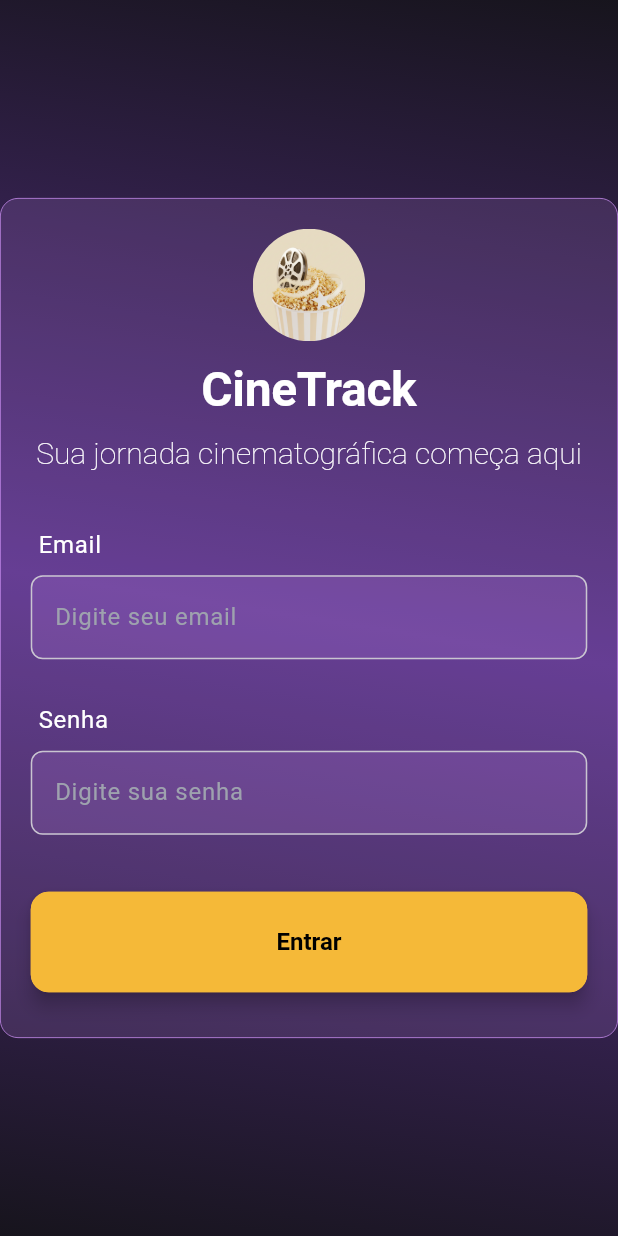
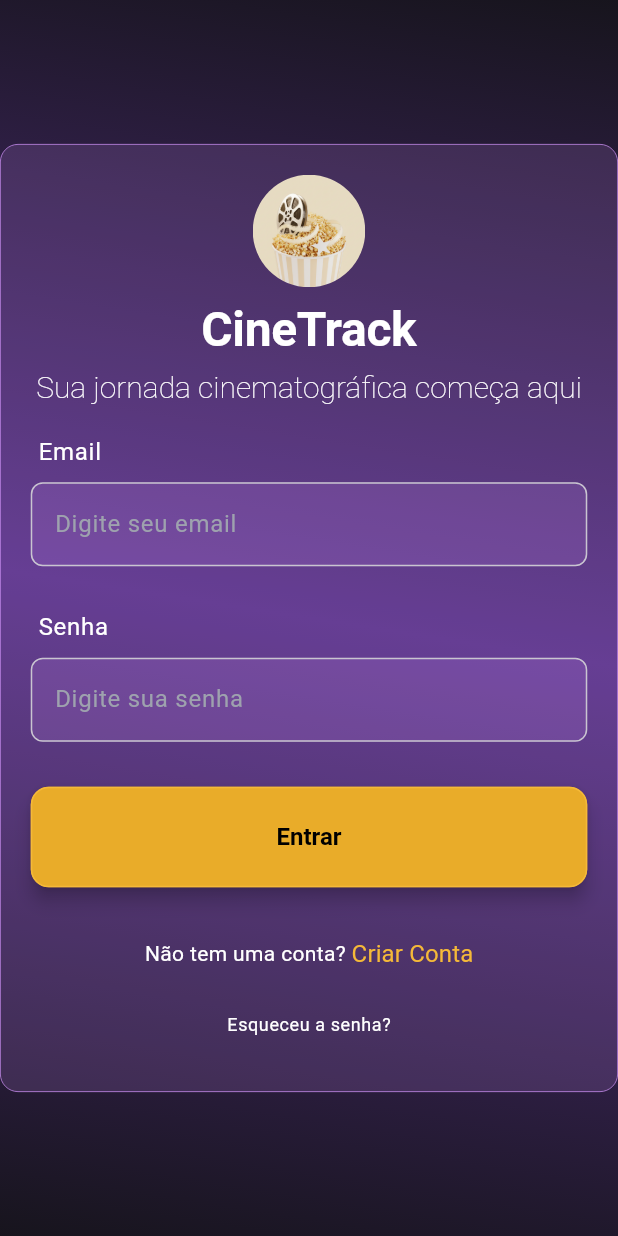
Before and after one commit to laisvarela/CineTrack_Web, a Flutter app: the screen it shows after launch, on a phone screen of 412 x 824 dp. Run offline on Flutter 3.47's test engine with Material 3 defaults, Android fonts, the phone set to English and light mode, and no system bars; our stand-ins replace cloud_firestore, firebase_auth, google_fonts; accounts and stored records are empty.

Commit message:
:sparkles: feat: criação do auth_repository.dart, integrando Firebase e funções future de criar conta e login;
Inicio do desenvolvimento da tela de cadastro (create_account_screen)

```diff
--- a/cinetrack/lib/features/auth/login/login_screen.dart
+++ b/cinetrack/lib/features/auth/login/login_screen.dart
@@ -33,14 +33,13 @@ class _LoginScreenState extends State<LoginScreen> {
         backgroundColor: Colors.transparent,
         body: Center(
           child: Container(
-            padding: EdgeInsets.only(top: 20, left: 20, right: 20, bottom: 30),
+            padding: EdgeInsets.all(20),
             decoration: BoxDecoration(
               color: const Color(0xFFcd90f5).withAlpha(40),
               borderRadius: BorderRadius.circular(12),
               border: Border.all(color: const Color(0xFFcd90f5), width: 0.5),
             ),
             child: Column(
-              spacing: 14,
               mainAxisSize: MainAxisSize.min,
               crossAxisAlignment: CrossAxisAlignment.center,
               children: [
@@ -51,12 +50,14 @@ class _LoginScreenState extends State<LoginScreen> {
                     height: 75,
                   ),
                 ),
+                SizedBox(height: 10),
                 Text(
                   'CineTrack',
                   style: Theme.of(
                     context,
                   ).textTheme.displayLarge?.copyWith(color: Colors.white),
                 ),
+                SizedBox(height: 10),
                 Text(
                   'Sua jornada cinematográfica começa aqui',
                   style: Theme.of(context).textTheme.displayMedium?.copyWith(
@@ -64,7 +65,7 @@ class _LoginScreenState extends State<LoginScreen> {
                     fontSize: 20,
                   ),
                 ),
-                SizedBox(height: 10),
+                SizedBox(height: 20),
                 Form(
                   key: _formKey,
                   child: SingleChildScrollView(
@@ -116,7 +117,7 @@ class _LoginScreenState extends State<LoginScreen> {
                     ),
                   ),
                 ),
-                SizedBox(height: 10),
+                SizedBox(height: 30),
                 SizedBox(
                   width: 400,
                   child: ElevatedButton(
@@ -127,6 +128,49 @@ class _LoginScreenState extends State<LoginScreen> {
                     child: const Text('Entrar'),
                   ),
                 ),
+                SizedBox(height: 20),
+                Row(
+                  crossAxisAlignment: CrossAxisAlignment.center,
+                  mainAxisSize: MainAxisSize.min,
+                  mainAxisAlignment: MainAxisAlignment.spaceEvenly,
+                  children: [
+                    Text(
+                      'Não tem uma conta? ',
+                      style: Theme.of(context).textTheme.bodyMedium,
+                    ),
+                    TextButton(
+                      // sem estilizar o TextButton, fica uma sombra quando passa o mouse em cima
+                      // sem o padding, fica um espaço indesejado
+                      style: ButtonStyle(
+                        foregroundColor: WidgetStateProperty.all(
+                          Color(0xFFf5b938),
+                        ),
+                        overlayColor: WidgetStateProperty.all(
+                          Colors.transparent,
+                        ),
+                        padding: WidgetStateProperty.all(EdgeInsets.zero),
+                      ),
+                      onPressed: () {
+                        Navigator.pushNamed(context, AuthRoutes.createAccount);
+                      },
+                      child: Text(
+                        'Criar Conta',
+                        style: TextStyle(fontWeight: FontWeight.normal),
+                      ),
+                    ),
+                  ],
+                ),
+                TextButton(
+                  style: ButtonStyle(
+                    padding: WidgetStateProperty.all(EdgeInsets.zero),
+                    overlayColor: WidgetStateProperty.all(Colors.transparent),
+                  ),
+                  onPressed: () {},
+                  child: Text(
+                    'Esqueceu a senha?',
+                    style: Theme.of(context).textTheme.bodySmall,
+                  ),
+                ),
               ],
             ),
           ),
--- a/cinetrack/lib/theme/web_theme.dart
+++ b/cinetrack/lib/theme/web_theme.dart
@@ -50,7 +50,7 @@ class WebTheme {
       elevatedButtonTheme: ElevatedButtonThemeData(
         style: ElevatedButton.styleFrom(
           elevation: 5,
-          backgroundColor: Color(0xFFf5b938),
+          backgroundColor: Color.fromARGB(255, 233, 172, 41),
           foregroundColor: Colors.black,
           shape: RoundedRectangleBorder(
             borderRadius: BorderRadius.circular(12),
```
Also changed, not shown: cinetrack/lib/features/auth/create_account/create_account_screen.dart (+27 -1 lines), cinetrack/lib/features/auth/repositories/auth_repository.dart (added, +71 -0 lines), cinetrack/firebase.json (added), 4 other files.
